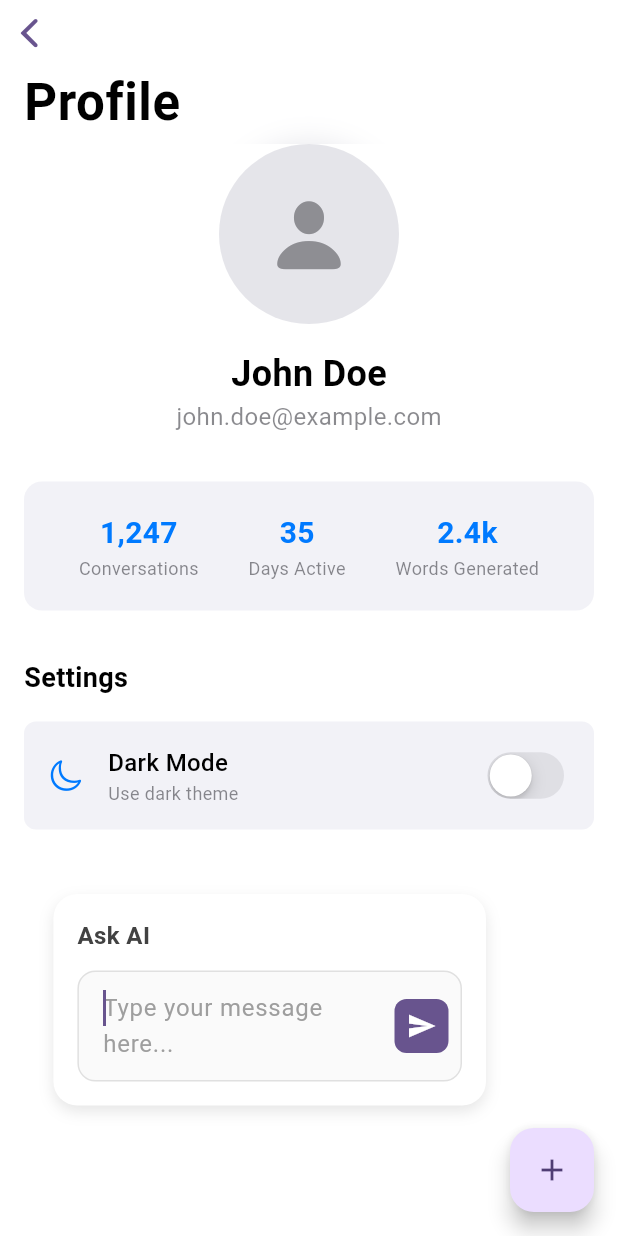
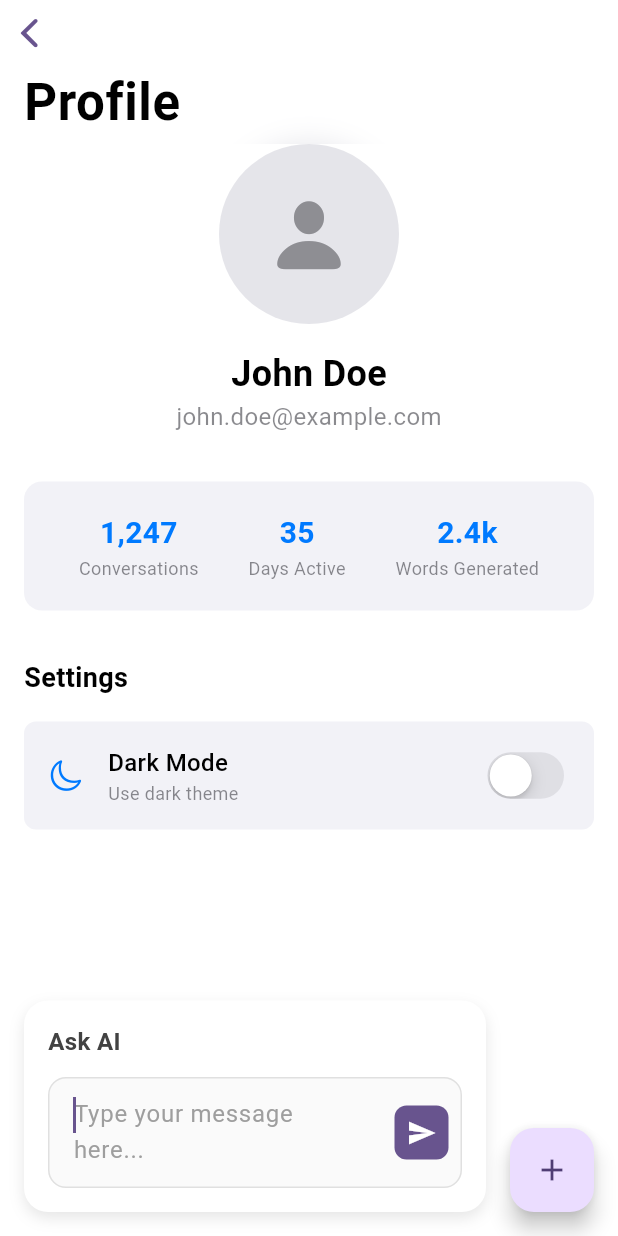
Before and after one commit to demolaf/ai_prompt_driven_app, a Flutter app: the ProfileView screen opened directly, after a tap on the "add" icon, after a tap on "Ask AI", on a phone screen of 412 x 824 dp. Run offline on Flutter 3.47's test engine with Material 3 defaults, Android fonts, the phone set to English and light mode, and no system bars; our stand-ins replace equatable.

Commit message:
Improve prompt input field positioning and responsiveness
- Replace fixed width calculation with LayoutBuilder for dynamic sizing
- Position input field to the left of FAB with proper anchoring
- Make text field grow upwards for multiline input
- Add appropriate margins and spacing (48px total for left margin)
- Remove hardcoded MediaQuery width dependency

```diff
--- a/lib/src/ui/home/widgets/prompt_input_field.dart
+++ b/lib/src/ui/home/widgets/prompt_input_field.dart
@@ -10,9 +10,6 @@ class PromptInputField extends OverlayWidget {
     this.onSubmit,
   });
 
-  // TODO(demolaf): add this to the static prompts available
-  static double width(BuildContext context) =>
-      MediaQuery.of(context).size.width * 0.7;
 
   final Function(String)? onSubmit;
 
@@ -68,17 +65,18 @@ class _PromptInputFieldState extends OverlayWidgetState<PromptInputField> {
       child: Stack(
         children: [
           ModalBarrier(onDismiss: dismiss),
-          CompositedTransformFollower(
+          LayoutBuilder(
+            builder: (context, constraints) {
+              return CompositedTransformFollower(
                 link: widget.layerLink,
                 showWhenUnlinked: false,
-            offset: Offset(
-              -(PromptInputField.width(context) + 16),
-              -(widget.sourceWidgetSize.height + 100),
-            ),
+                targetAnchor: Alignment.bottomLeft,
+                followerAnchor: Alignment.bottomRight,
+                offset: Offset(-16, 0),
                 child: Material(
                   type: MaterialType.transparency,
                   child: PromptInputContent(
-                width: PromptInputField.width(context),
+                    maxWidth: constraints.maxWidth - widget.sourceWidgetSize.width - 48,
                     textController: _textController,
                     focusNode: _focusNode,
                     onSubmit: () {
@@ -88,6 +86,8 @@ class _PromptInputFieldState extends OverlayWidgetState<PromptInputField> {
                     },
                   ),
                 ),
+              );
+            },
           ),
         ],
       ),
@@ -97,14 +97,14 @@ class _PromptInputFieldState extends OverlayWidgetState<PromptInputField> {
 
 class PromptInputContent extends StatelessWidget {
   const PromptInputContent({
-    required this.width,
+    required this.maxWidth,
     required this.textController,
     required this.focusNode,
     required this.onSubmit,
     super.key,
   });
 
-  final double width;
+  final double maxWidth;
   final TextEditingController textController;
   final FocusNode focusNode;
   final VoidCallback onSubmit;
@@ -113,7 +113,7 @@ class PromptInputContent extends StatelessWidget {
   Widget build(BuildContext context) {
     return Container(
       padding: EdgeInsets.all(16),
-      width: width,
+      constraints: BoxConstraints(maxWidth: maxWidth),
       decoration: BoxDecoration(
         color: Colors.white,
         borderRadius: BorderRadius.circular(16),
```
Lines whose indentation alone changed are shown as unchanged.
